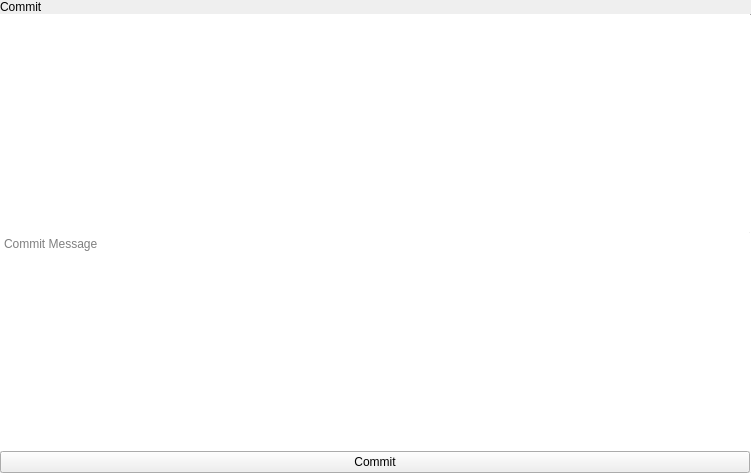
Before: the Qt Designer form libthebranch/popovers/snapins/commitsnapin.ui in theCheeseboard/theBranch, drawn with Qt 5.
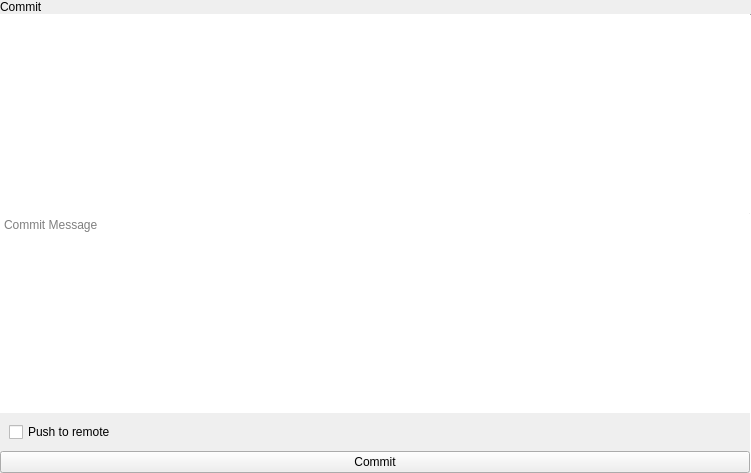
After: the same form once the commit is applied. Icons and pictures are not drawn. Custom widgets are drawn as their Qt base class.

Commit message: Add/remove remotes

Patch:
```diff
--- a/libthebranch/popovers/snapins/commitsnapin.ui
+++ b/libthebranch/popovers/snapins/commitsnapin.ui
@@ -117,6 +117,29 @@
               </property>
              </widget>
             </item>
+            <item>
+             <layout class="QVBoxLayout" name="verticalLayout_5">
+              <property name="leftMargin">
+               <number>9</number>
+              </property>
+              <property name="topMargin">
+               <number>9</number>
+              </property>
+              <property name="rightMargin">
+               <number>9</number>
+              </property>
+              <property name="bottomMargin">
+               <number>9</number>
+              </property>
+              <item>
+               <widget class="QCheckBox" name="pushBox">
+                <property name="text">
+                 <string>Push to remote</string>
+                </property>
+               </widget>
+              </item>
+             </layout>
+            </item>
             <item>
              <widget class="QPushButton" name="commitButton">
               <property name="text">
@@ -261,14 +284,6 @@
   </layout>
  </widget>
  <customwidgets>
-  <customwidget>
-   <class>tTitleLabel</class>
-   <extends>QLabel</extends>
-   <header location="global">ttitlelabel.h</header>
-   <slots>
-    <signal>backButtonClicked()</signal>
-   </slots>
-  </customwidget>
   <customwidget>
    <class>tStackedWidget</class>
    <extends>QStackedWidget</extends>
@@ -278,6 +293,14 @@
     <signal>switchingFrame(int)</signal>
    </slots>
   </customwidget>
+  <customwidget>
+   <class>tTitleLabel</class>
+   <extends>QLabel</extends>
+   <header location="global">ttitlelabel.h</header>
+   <slots>
+    <signal>backButtonClicked()</signal>
+   </slots>
+  </customwidget>
   <customwidget>
    <class>tSubtitleLabel</class>
    <extends>QLabel</extends>
```
The commit also changes 11 other files.
